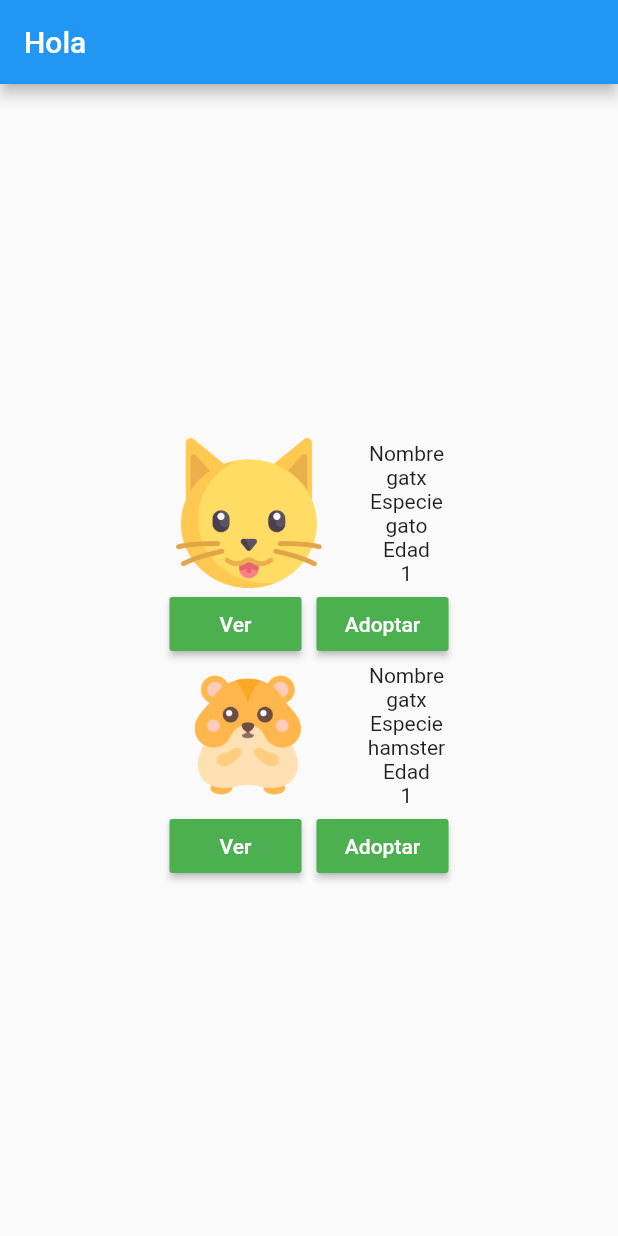
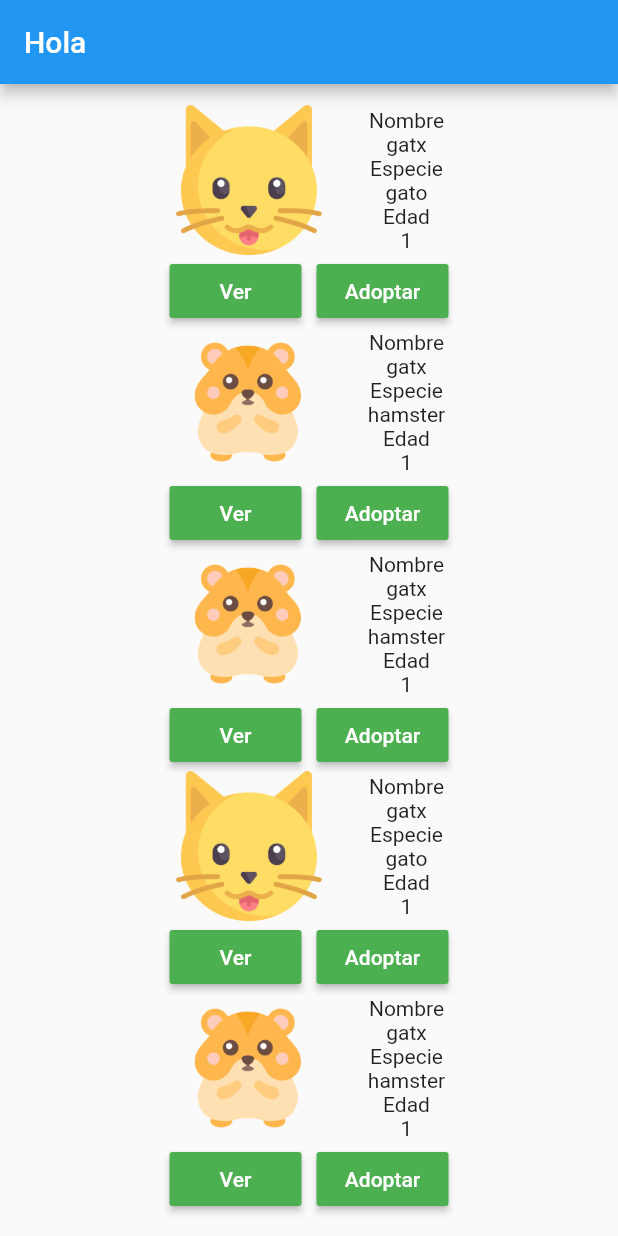
Before and after one commit to DylanEscala/GUIlp, a Flutter app: the screen it shows after launch, on a phone screen of 412 x 824 dp. Run offline on Flutter 3.47's test engine with Material 2 defaults, Android fonts, the phone set to English and light mode, and no system bars.

Commit message:
Scrollbars

```diff
--- a/proyectolp/lib/src/pages/PetWidget.dart
+++ b/proyectolp/lib/src/pages/PetWidget.dart
@@ -44,7 +44,7 @@ class PetWidget {
           return AlertDialog(
             content: Container(
               //overflow: Overflow.visible,
-              child: ListView(scrollDirection: Axis.horizontal,shrinkWrap: true,padding: const EdgeInsets.all(8.0),children: <Widget>[
+              child: ListView(scrollDirection: Axis.horizontal,children: <Widget>[
                 Column(children: <Widget>[Row(mainAxisAlignment: MainAxisAlignment.center,children: <Widget> [
                   Image(width: 100,height: 100,image: AssetImage(imagen)),
                   SizedBox(width: 30),
--- a/proyectolp/lib/src/pages/managerhomepage.dart
+++ b/proyectolp/lib/src/pages/managerhomepage.dart
@@ -18,7 +18,9 @@ class _ManagerHomeState extends State<ManagerHomePage> {
     PetWidget petprueba= new PetWidget(mascota1);
     Pet mascota2 = Pet("hamster", "nuse", 1, "no binario", "gatx",1);
     PetWidget petprueba2= new PetWidget(mascota2);
-    List<Widget> lista = [petprueba.widgepantallainicio(),petprueba2.widgepantallainicio(),];
+    Pet mascota3 = Pet("hamster", "nuse", 1, "no binario", "gatx",1);
+    PetWidget petprueba3= new PetWidget(mascota2);
+    List<Widget> lista = [petprueba.widgepantallainicio(),petprueba2.widgepantallainicio(),petprueba3.widgepantallainicio(),petprueba.widgepantallainicio(),petprueba3.widgepantallainicio()];
     /*llamada funcion que retorna lista de WidgetPet
     widgetpets()
     for (PetWidget mascota in null){
@@ -35,8 +37,7 @@ class _ManagerHomeState extends State<ManagerHomePage> {
         title: Text(widget.title),
       ),
       body: Center(
-        child: Column(
-          mainAxisAlignment: MainAxisAlignment.center,
+        child: ListView(scrollDirection: Axis.vertical,shrinkWrap: true,
           children: (consultarMascotas()),
         ),
       ), // This trailing comma makes auto-formatting nicer for build methods.
```
